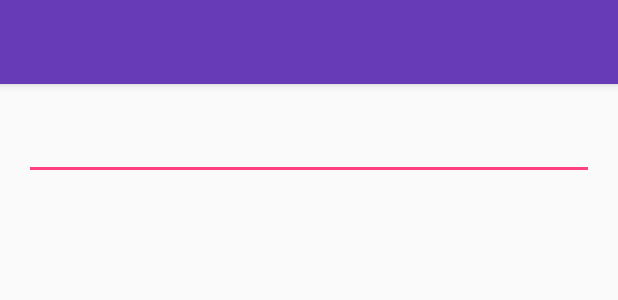
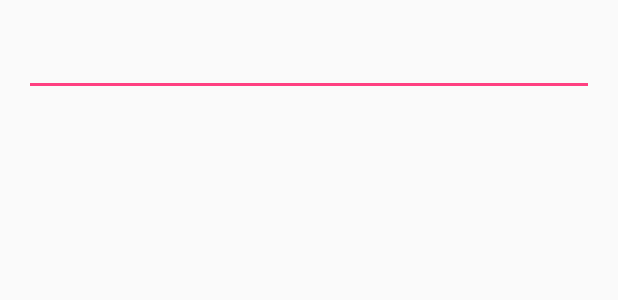
Before and after one commit to dengn/Spotify_Streamer, an Android app: the layout fragment_search.xml on its own in the app's theme, with its tools: preview values and no code run, on a phone screen of 412 x 824 dp. Shown: the top 300 px of the screen. Run offline under Robolectric (Android 15) with nearby library versions, the phone set to English and light mode, and no system bars.

Commit message:
Refactor the ActionBar to activity instead of Fragment

```diff
--- a/app/src/main/res/layout/fragment_search.xml
+++ b/app/src/main/res/layout/fragment_search.xml
@@ -1,37 +1,15 @@
 <LinearLayout xmlns:android="http://schemas.android.com/apk/res/android"
+              xmlns:app="http://schemas.android.com/apk/res-auto"
               xmlns:tools="http://schemas.android.com/tools"
-                                                 xmlns:app="http://schemas.android.com/apk/res-auto"
-                                                 android:layout_width="match_parent"
-                                                 android:layout_height="match_parent"
-                                                 android:orientation="vertical"
-                                                 tools:context="dengn.spotifystreamer.fragments.SearchFragment">
-
-    <android.support.design.widget.AppBarLayout
-        android:id="@+id/search_appbar"
-        android:layout_width="match_parent"
-        android:layout_height="wrap_content"
-        android:theme="@style/ThemeOverlay.AppCompat.Dark.ActionBar">
-
-        <android.support.v7.widget.Toolbar
-            android:id="@+id/search_toolbar"
-            app:layout_scrollFlags="scroll|enterAlways"
-            app:popupTheme="@style/ThemeOverlay.AppCompat.Light"
-            android:layout_width="match_parent"
-            android:layout_height="?attr/actionBarSize"
-            android:background="?attr/colorPrimary"/>
-
-
-    </android.support.design.widget.AppBarLayout>
-
-
-    <LinearLayout
               android:layout_width="match_parent"
               android:layout_height="match_parent"
               android:orientation="vertical"
               android:paddingBottom="@dimen/activity_vertical_margin"
               android:paddingLeft="@dimen/activity_horizontal_margin"
               android:paddingRight="@dimen/activity_horizontal_margin"
-        android:paddingTop="@dimen/activity_vertical_margin">
+              android:paddingTop="@dimen/activity_vertical_margin"
+              tools:context="dengn.spotifystreamer.fragments.SearchFragment">
+
 
     <android.support.design.widget.TextInputLayout
         android:id="@+id/search_text"
@@ -54,5 +32,5 @@
         android:layout_marginRight="10dp"
         android:layout_marginTop="10dp">
     </android.support.v7.widget.RecyclerView>
+
 </LinearLayout>
-</LinearLayout>
--- a/app/src/main/res/layout/fragment_tracks.xml
+++ b/app/src/main/res/layout/fragment_tracks.xml
@@ -6,9 +6,6 @@
     android:layout_height="match_parent"
     android:orientation="vertical">
 
-    <include layout="@layout/toolbar"/>
-
-
     <android.support.v7.widget.RecyclerView
         android:id="@+id/track_list"
         android:layout_width="match_parent"
```
Also changed, not shown: app/src/main/java/dengn/spotifystreamer/activities/SearchActivity.java (+11 -3 lines), app/src/main/java/dengn/spotifystreamer/activities/TracksActivity.java (+15 -3 lines), app/src/main/java/dengn/spotifystreamer/fragments/SearchFragment.java (+3 -11 lines), app/src/main/java/dengn/spotifystreamer/fragments/TracksFragment.java (+0 -13 lines), app/src/main/res/layout/activity_search.xml (+17 -4 lines), app/src/main/res/layout/activity_tracks.xml (+15 -4 lines), 3 other files. Lines whose indentation alone changed are shown as unchanged.
